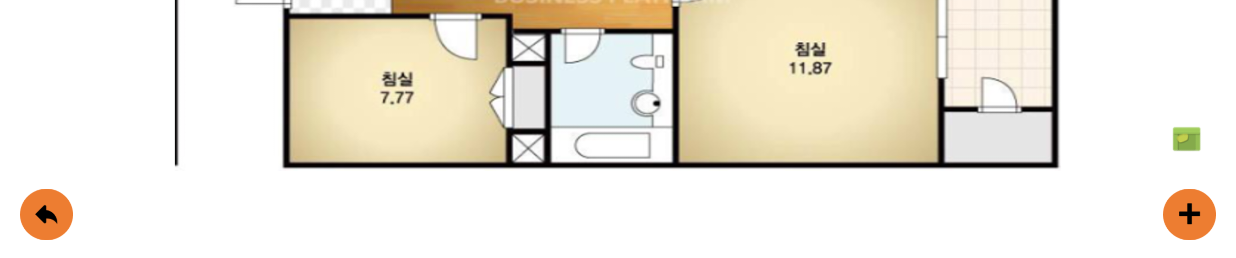
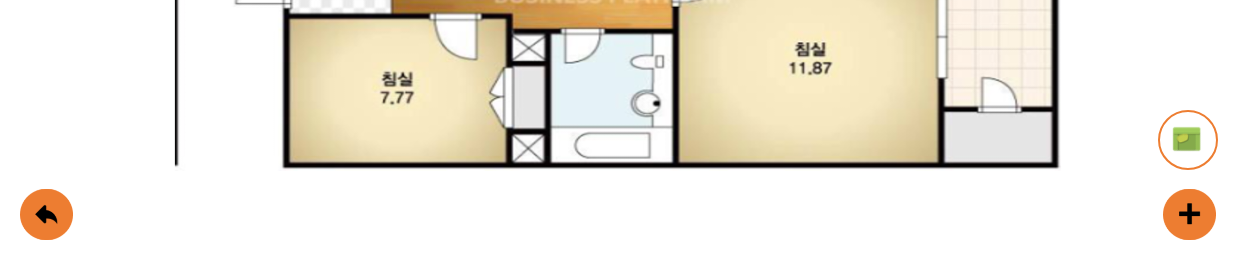
Before and after one commit to seongjikang/soloProject, an Android app: the SelectFurnitureActivity screen opened directly, with no data from a screen before it, after a tap on "가구배치", on a phone screen of 824 x 412 dp (held sideways). Shown: the part 357-615 px from the top of the screen. Run offline under Robolectric (Android 15) with nearby library versions, the phone set to English and light mode, and no system bars; 1 statement that could not run was skipped.

Commit message:
Solo 가구 배치 화면 세부 수정
* 리스트에서 1번 자동 활성화
* 클릭 시 해당 번호 활성화
* 꾹누르면 삭제버튼활성화
* 활성화된 삭제버튼 한번더 누르면 삭제

ref #30

```diff
--- a/android/app/src/main/java/solo/shinhan/com/solo/CollocateFurnitureView.java
+++ b/android/app/src/main/java/solo/shinhan/com/solo/CollocateFurnitureView.java
@@ -12,10 +12,8 @@ import android.view.View;
 import java.util.ArrayList;
 
 public class CollocateFurnitureView extends View {
-    private Bitmap bitmap;
     float x = 980;
     float y = 420;
-
 
     int currentFurniture =-1;
 
@@ -23,11 +21,8 @@ public class CollocateFurnitureView extends View {
         super(context);
     }
 
-    public CollocateFurnitureView(Context context, String category, int furnitureType) {
+    public CollocateFurnitureView(Context context) {
         super(context);
-        SoloSingleton.getInstance().setCurrentFurnitureCategory(category);
-        SoloSingleton.getInstance().setCurrentFurnitureType(furnitureType);
-
         invalidate();
     }
 
@@ -46,8 +41,6 @@ public class CollocateFurnitureView extends View {
                 if( currentFurniture != -1) {
                     SoloSingleton.getInstance().getMyCollocateFurnitureInfoList().get(currentFurniture).setX(x);
                     SoloSingleton.getInstance().getMyCollocateFurnitureInfoList().get(currentFurniture).setY(y);
-                    Log.i("fx",SoloSingleton.getInstance().getMyCollocateFurnitureInfoList().get(currentFurniture).getX()+"");
-                    Log.i("fy",SoloSingleton.getInstance().getMyCollocateFurnitureInfoList().get(currentFurniture).getY()+"");
                     invalidate();
                 }
 
--- a/android/app/src/main/java/solo/shinhan/com/solo/ItemListAdapter.java
+++ b/android/app/src/main/java/solo/shinhan/com/solo/ItemListAdapter.java
@@ -1,12 +1,14 @@
 package solo.shinhan.com.solo;
 
 import android.content.Context;
+import android.graphics.Color;
 import android.util.Log;
 import android.view.LayoutInflater;
 import android.view.View;
 import android.view.ViewGroup;
 import android.widget.BaseAdapter;
 import android.widget.ImageView;
+import android.widget.RelativeLayout;
 import android.widget.TextView;
 
 import java.util.List;
@@ -15,10 +17,9 @@ public class ItemListAdapter extends BaseAdapter {
     LayoutInflater inflater = null;
     private List<MyCollocateFurnitureInfo> m_oData = null;
     private int nListCnt = 0;
-
     public ItemListAdapter(List<MyCollocateFurnitureInfo> _oData) {
-        m_oData = _oData;
-        nListCnt = m_oData.size();
+        this.m_oData = _oData;
+        this.nListCnt = m_oData.size();
     }
 
     @Override
@@ -50,7 +51,17 @@ public class ItemListAdapter extends BaseAdapter {
         }
 
         ImageView mFurnitureView = (ImageView) convertView.findViewById(R.id.furniture_view);
+        RelativeLayout mFurnitureLayout = (RelativeLayout) convertView.findViewById(R.id.furniture_layout);
+        ImageView mDelete = (ImageView) convertView.findViewById(R.id.delete);
         mFurnitureView.setImageBitmap(m_oData.get(position).getFurnitureInfo().getFurnitureImage());
+        if(!SoloSingleton.getInstance().getMyCollocateFurnitureInfoList().get(position).isSelectFurniture()) {
+            mFurnitureLayout.setBackgroundColor(Color.WHITE);
+        }
+        if(SoloSingleton.getInstance().getMyCollocateFurnitureInfoList().get(position).isDeleteMode()) {
+            mDelete.setVisibility(View.VISIBLE);
+        } else {
+            mDelete.setVisibility(View.GONE);
+        }
 
         return convertView;
     }
--- a/android/app/src/main/java/solo/shinhan/com/solo/MyCollocateFurnitureInfo.java
+++ b/android/app/src/main/java/solo/shinhan/com/solo/MyCollocateFurnitureInfo.java
@@ -5,18 +5,20 @@ public class MyCollocateFurnitureInfo {
     private FurnitureInfo furnitureInfo;
     private float x;
     private float y;
+    private boolean deleteMode;
 
     private boolean selectFurniture;
 
     public MyCollocateFurnitureInfo() {
     }
 
-    public MyCollocateFurnitureInfo(int houseNo, FurnitureInfo furnitureInfo, float x, float y, boolean selectFurniture) {
+    public MyCollocateFurnitureInfo(int houseNo, FurnitureInfo furnitureInfo, float x, float y, boolean selectFurniture, boolean deleteMode) {
         this.houseNo = houseNo;
         this.furnitureInfo = furnitureInfo;
         this.x = x;
         this.y = y;
         this.selectFurniture = selectFurniture;
+        this.deleteMode = deleteMode;
     }
 
     public int getHouseNo() {
@@ -58,4 +60,12 @@ public class MyCollocateFurnitureInfo {
     public void setSelectFurniture(boolean selectFurniture) {
         this.selectFurniture = selectFurniture;
     }
+
+    public boolean isDeleteMode() {
+        return deleteMode;
+    }
+
+    public void setDeleteMode(boolean deleteMode) {
+        this.deleteMode = deleteMode;
+    }
 }
--- a/android/app/src/main/java/solo/shinhan/com/solo/SelectFurnitureActivity.java
+++ b/android/app/src/main/java/solo/shinhan/com/solo/SelectFurnitureActivity.java
@@ -144,8 +144,14 @@ public class SelectFurnitureActivity extends Activity {
                 intent.putExtra("houseNo",houseNo);
                 intent.putExtra("category",mCategory);
                 intent.putExtra("furnitureType",mFurnitureType);
-
-                SoloSingleton.getInstance().getMyCollocateFurnitureInfoList().add(new MyCollocateFurnitureInfo(houseNo, SoloSingleton.getInstance().getFurnitureMap().get(mCategory).get(mFurnitureType),-1,-1,false));
+                if(SoloSingleton.getInstance().getMyCollocateFurnitureInfoList().size() > 0) {
+                    for(int i =0;i< SoloSingleton.getInstance().getMyCollocateFurnitureInfoList().size(); i++) {
+                        SoloSingleton.getInstance().getMyCollocateFurnitureInfoList().get(i).setSelectFurniture(false);
+                    }
+                    SoloSingleton.getInstance().getMyCollocateFurnitureInfoList().add(new MyCollocateFurnitureInfo(houseNo, SoloSingleton.getInstance().getFurnitureMap().get(mCategory).get(mFurnitureType),-1,-1,true,false));
+                } else {
+                    SoloSingleton.getInstance().getMyCollocateFurnitureInfoList().add(new MyCollocateFurnitureInfo(houseNo, SoloSingleton.getInstance().getFurnitureMap().get(mCategory).get(mFurnitureType),-1,-1,true,false));
+                }
 
                 startActivity(intent);
                 overridePendingTransition(0,0);
--- a/android/app/src/main/java/solo/shinhan/com/solo/SoloSingleton.java
+++ b/android/app/src/main/java/solo/shinhan/com/solo/SoloSingleton.java
@@ -13,8 +13,6 @@ public class SoloSingleton {
      */
     private List<HouseInfo> houseInfoList;
     private Map<String,ArrayList<FurnitureInfo>> furnitureMap ;
-    private String currentFurnitureCategory;
-    private int currentFurnitureType;
     private SoloUser soloUser;
     private List<MyCollocateFurnitureInfo> myCollocateFurnitureInfoList;
 
@@ -48,22 +46,6 @@ public class SoloSingleton {
         this.furnitureMap = furnitureMap;
     }
 
-    public String getCurrentFurnitureCategory() {
-        return currentFurnitureCategory;
-    }
-
-    public void setCurrentFurnitureCategory(String currentFurnitureCategory) {
-        this.currentFurnitureCategory = currentFurnitureCategory;
-    }
-
-    public int getCurrentFurnitureType() {
-        return currentFurnitureType;
-    }
-
-    public void setCurrentFurnitureType(int currentFurnitureType) {
-        this.currentFurnitureType = currentFurnitureType;
-    }
-
     public SoloUser getSoloUser() {
         return soloUser;
     }
--- a/android/app/src/main/res/drawable/my_selector.xml
+++ b/android/app/src/main/res/drawable/my_selector.xml
@@ -1,11 +1,19 @@
 <?xml version="1.0" encoding="utf-8"?>
-<selector xmlns:android="http://schemas.android.com/apk/res/android">
-    <item
-        android:state_pressed="true"
-        android:drawable="@drawable/pressed_color"
-        ></item>
-    <item
-        android:state_pressed="true"
-        android:drawable="@drawable/selected_color"
-        ></item>
-</selector>
+<shape xmlns:android="http://schemas.android.com/apk/res/android"
+    android:shape="oval">
+    <gradient
+        android:centerX=".6"
+        android:centerY=".40"
+        android:endColor="@android:color/transparent"
+        android:gradientRadius="20"
+        android:startColor="@android:color/transparent"
+        android:type="radial"/>
+    <stroke
+        android:width="1dp"
+        android:color="#ED7D31"/>
+    <size
+        android:height="45dp"
+        android:width="45dp"
+        />
+
+</shape>
--- a/android/app/src/main/res/layout/list_item.xml
+++ b/android/app/src/main/res/layout/list_item.xml
@@ -4,11 +4,29 @@
     android:layout_height="64dp"
     android:gravity="center">
 
+    <RelativeLayout
+        android:layout_margin="12dp"
+        android:id="@+id/furniture_layout"
+        android:layout_width="wrap_content"
+        android:layout_height="wrap_content"
+        android:background="@drawable/my_selector">
+
     <ImageView
         android:id="@+id/furniture_view"
-        android:layout_margin="15dp"
+        android:layout_margin="3dp"
         android:layout_width="wrap_content"
         android:layout_height="wrap_content"
         android:src="@drawable/table1"/>
 
+        <ImageView
+            android:id="@+id/delete"
+            android:layout_width="15dp"
+            android:layout_height="15dp"
+            android:src="@drawable/delete"
+            android:layout_alignParentBottom="true"
+            android:layout_alignParentEnd="true"
+            android:layout_alignParentRight="true"
+            android:visibility="visible"/>
+    </RelativeLayout>
+
 </LinearLayout>
```
Also changed, not shown: android/app/src/main/java/solo/shinhan/com/solo/CollocateFurnitureActivity.java (+51 -3 lines), android/app/src/main/res/drawable/delete.png (added).
